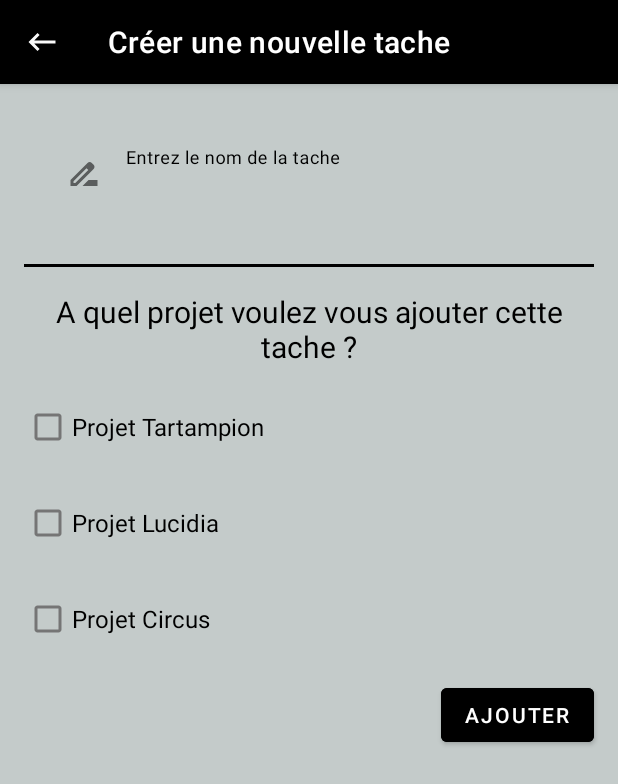
After one commit to Monokouma/P5-Todoc, an Android app: the CreateTaskActivity screen opened directly, with no data from a screen before it, on a phone screen of 412 x 824 dp. The commit adds this screen. Shown: the top 784 px of the screen. Run offline under Robolectric (Android 15) with nearby library versions, the phone set to English and light mode, and no system bars.

Commit message:
add create task activity + vm + vs

```diff
--- a/app/src/main/AndroidManifest.xml
+++ b/app/src/main/AndroidManifest.xml
@@ -15,6 +15,9 @@
         android:theme="@style/Theme.Todoc"
         tools:targetApi="31">
         <activity
+            android:name=".ui.create.CreateTaskActivity"
+            android:exported="false" />
+        <activity
             android:name=".ui.list.ListTaskActivity"
             android:exported="true">
             <intent-filter>
--- /dev/null
+++ b/app/src/main/java/com/monokoumacorporation/todoc/ui/create/CreateTaskActivity.java
@@ -0,0 +1,48 @@
+package com.monokoumacorporation.todoc.ui.create;
+
+import androidx.appcompat.app.AppCompatActivity;
+import androidx.appcompat.widget.Toolbar;
+import androidx.lifecycle.ViewModelProvider;
+
+import android.content.Context;
+import android.content.Intent;
+import android.os.Bundle;
+import android.widget.TextView;
+
+import com.google.android.material.button.MaterialButton;
+import com.google.android.material.checkbox.MaterialCheckBox;
+import com.google.android.material.textfield.TextInputEditText;
+import com.google.android.material.textfield.TextInputLayout;
+import com.monokoumacorporation.todoc.R;
+import com.monokoumacorporation.todoc.ui.list.ListTaskViewModel;
+import com.monokoumacorporation.todoc.utils.ViewModelFactory;
+
+public class CreateTaskActivity extends AppCompatActivity {
+
+    public static Intent navigate(Context c) {
+        Intent intent = new Intent(c, CreateTaskActivity.class);
+        return intent;
+    }
+
+    @Override
+    protected void onCreate(Bundle savedInstanceState) {
+        super.onCreate(savedInstanceState);
+        setContentView(R.layout.activity_create_task);
+        final CreateTaskViewModel createTaskViewModel = new ViewModelProvider(this, ViewModelFactory.getInstance()).get(CreateTaskViewModel.class);
+
+        Toolbar toolbar = findViewById(R.id.create_task_act_toolbar);
+        toolbar.setNavigationOnClickListener(view -> finish());
+
+        TextInputLayout taskTIL = findViewById(R.id.create_task_act_task_til);
+        TextInputEditText taskTIET = findViewById(R.id.create_task_act_task_tiet);
+
+        TextView noCheckBoxCheckedErrorTV = findViewById(R.id.create_task_act_error_checkbox_tv);
+        MaterialCheckBox tartampionChecBox = findViewById(R.id.create_task_act_task_tartampion_checkbox);
+        MaterialCheckBox lucidiaCheckBox = findViewById(R.id.create_task_act_task_lucidia_checkbox);
+        MaterialCheckBox circusCheckBox = findViewById(R.id.create_task_act_task_circus_checkbox);
+
+        MaterialButton addTaskButton = findViewById(R.id.create_task_act_add_task_button);
+
+
+    }
+}
--- /dev/null
+++ b/app/src/main/java/com/monokoumacorporation/todoc/ui/create/CreateTaskViewModel.java
@@ -0,0 +1,12 @@
+package com.monokoumacorporation.todoc.ui.create;
+
+import androidx.lifecycle.ViewModel;
+
+import com.monokoumacorporation.todoc.data.repository.TaskRepository;
+
+public class CreateTaskViewModel extends ViewModel {
+
+    public CreateTaskViewModel(TaskRepository taskRepository) {
+
+    }
+}
--- /dev/null
+++ b/app/src/main/java/com/monokoumacorporation/todoc/ui/create/CreateTaskViewState.java
@@ -0,0 +1,85 @@
+package com.monokoumacorporation.todoc.ui.create;
+
+import androidx.annotation.NonNull;
+import androidx.annotation.Nullable;
+
+import java.util.Objects;
+
+public class CreateTaskViewState {
+
+    @Nullable
+    private final String taskInputErrorMessage;
+
+    private final int checkboxErrorVisibility;
+
+    @NonNull
+    private final Boolean isTartampionCheckboxChecked;
+
+    @NonNull
+    private final Boolean isLucidiaCheckboxChecked;
+
+    @NonNull
+    private final Boolean isCircusCheckboxChecked;
+
+    public CreateTaskViewState(@Nullable String taskInputErrorMessage,
+                               int checkboxErrorVisibility,
+                               @NonNull Boolean isTartampionCheckboxChecked,
+                               @NonNull Boolean isLucidiaCheckboxChecked,
+                               @NonNull Boolean isCircusCheckboxChecked) {
+
+        this.taskInputErrorMessage = taskInputErrorMessage;
+        this.checkboxErrorVisibility = checkboxErrorVisibility;
+        this.isTartampionCheckboxChecked = isTartampionCheckboxChecked;
+        this.isLucidiaCheckboxChecked = isLucidiaCheckboxChecked;
+        this.isCircusCheckboxChecked = isCircusCheckboxChecked;
+    }
+
+    @Nullable
+    public String getTaskInputErrorMessage() {
+        return taskInputErrorMessage;
+    }
+
+    public int getCheckboxErrorVisibility() {
+        return checkboxErrorVisibility;
+    }
+
+    @NonNull
+    public Boolean getTartampionCheckboxChecked() {
+        return isTartampionCheckboxChecked;
+    }
+
+    @NonNull
+    public Boolean getLucidiaCheckboxChecked() {
+        return isLucidiaCheckboxChecked;
+    }
+
+    @NonNull
+    public Boolean getCircusCheckboxChecked() {
+        return isCircusCheckboxChecked;
+    }
+
+    @Override
+    public boolean equals(Object o) {
+        if (this == o) return true;
+        if (o == null || getClass() != o.getClass()) return false;
+        CreateTaskViewState that = (CreateTaskViewState) o;
+        return checkboxErrorVisibility == that.checkboxErrorVisibility && Objects.equals(taskInputErrorMessage, that.taskInputErrorMessage) && isTartampionCheckboxChecked.equals(that.isTartampionCheckboxChecked) && isLucidiaCheckboxChecked.equals(that.isLucidiaCheckboxChecked) && isCircusCheckboxChecked.equals(that.isCircusCheckboxChecked);
+    }
+
+    @Override
+    public int hashCode() {
+        return Objects.hash(taskInputErrorMessage, checkboxErrorVisibility, isTartampionCheckboxChecked, isLucidiaCheckboxChecked, isCircusCheckboxChecked);
+    }
+
+    @NonNull
+    @Override
+    public String toString() {
+        return "CreateTaskViewState{" +
+            "taskInputErrorMessage='" + taskInputErrorMessage + '\'' +
+            ", checkboxErrorVisibility=" + checkboxErrorVisibility +
+            ", isTartampionCheckboxChecked=" + isTartampionCheckboxChecked +
+            ", isLucidiaCheckboxChecked=" + isLucidiaCheckboxChecked +
+            ", isCircusCheckboxChecked=" + isCircusCheckboxChecked +
+            '}';
+    }
+}
--- /dev/null
+++ b/app/src/main/java/com/monokoumacorporation/todoc/ui/list/ListActivityViewStateItems.java
@@ -0,0 +1,4 @@
+package com.monokoumacorporation.todoc.ui.list;
+
+public class ListActivityViewStateItems {
+}
--- a/app/src/main/java/com/monokoumacorporation/todoc/ui/list/ListTaskActivity.java
+++ b/app/src/main/java/com/monokoumacorporation/todoc/ui/list/ListTaskActivity.java
@@ -1,17 +1,25 @@
 package com.monokoumacorporation.todoc.ui.list;
 
 import androidx.appcompat.app.AppCompatActivity;
+import androidx.lifecycle.ViewModelProvider;
 
 import android.os.Bundle;
 
+import com.google.android.material.floatingactionbutton.FloatingActionButton;
 import com.monokoumacorporation.todoc.R;
+import com.monokoumacorporation.todoc.ui.create.CreateTaskActivity;
+import com.monokoumacorporation.todoc.utils.ViewModelFactory;
 
 public class ListTaskActivity extends AppCompatActivity {
+
 
     @Override
     protected void onCreate(Bundle savedInstanceState) {
         super.onCreate(savedInstanceState);
         setContentView(R.layout.activity_list_task);
+        final ListTaskViewModel listTaskViewModel = new ViewModelProvider(this, ViewModelFactory.getInstance()).get(ListTaskViewModel.class);
 
+        FloatingActionButton floatingActionButton = findViewById(R.id.list_task_act_fab);
+        floatingActionButton.setOnClickListener(view -> startActivity(CreateTaskActivity.navigate(this)));
     }
 }
--- a/app/src/main/java/com/monokoumacorporation/todoc/utils/ViewModelFactory.java
+++ b/app/src/main/java/com/monokoumacorporation/todoc/utils/ViewModelFactory.java
@@ -6,6 +6,7 @@ import androidx.lifecycle.ViewModelProvider;
 
 import com.monokoumacorporation.todoc.data.model.Task;
 import com.monokoumacorporation.todoc.data.repository.TaskRepository;
+import com.monokoumacorporation.todoc.ui.create.CreateTaskViewModel;
 import com.monokoumacorporation.todoc.ui.list.ListTaskViewModel;
 
 
@@ -41,6 +42,10 @@ public class ViewModelFactory implements ViewModelProvider.Factory {
             return (T) new ListTaskViewModel(
                 taskRepository
             );
+        } else if (modelClass.isAssignableFrom(CreateTaskViewModel.class)) {
+               return (T) new CreateTaskViewModel(
+                   taskRepository
+               );
         }
         //else if (modelClass.isAssignableFrom(MeetingDetailsViewModel.class)) {
         //   return (T) new MeetingDetailsViewModel(
--- /dev/null
+++ b/app/src/main/res/drawable/ic_baseline_drive_file_rename_outline_24.xml
@@ -0,0 +1,5 @@
+<vector android:height="24dp" android:tint="#FAFAFA"
+    android:viewportHeight="24" android:viewportWidth="24"
+    android:width="24dp" xmlns:android="http://schemas.android.com/apk/res/android">
+    <path android:fillColor="@android:color/white" android:pathData="M18.41,5.8L17.2,4.59c-0.78,-0.78 -2.05,-0.78 -2.83,0l-2.68,2.68L3,15.96V20h4.04l8.74,-8.74 2.63,-2.63c0.79,-0.78 0.79,-2.05 0,-2.83zM6.21,18H5v-1.21l8.66,-8.66 1.21,1.21L6.21,18zM11,20l4,-4h6v4H11z"/>
+</vector>
--- /dev/null
+++ b/app/src/main/res/drawable/ic_baseline_keyboard_backspace_24.xml
@@ -0,0 +1,5 @@
+<vector android:autoMirrored="true" android:height="24dp"
+    android:tint="#FAFAFA" android:viewportHeight="24"
+    android:viewportWidth="24" android:width="24dp" xmlns:android="http://schemas.android.com/apk/res/android">
+    <path android:fillColor="@android:color/white" android:pathData="M21,11H6.83l3.58,-3.59L9,6l-6,6 6,6 1.41,-1.41L6.83,13H21z"/>
+</vector>
--- /dev/null
+++ b/app/src/main/res/layout/activity_create_task.xml
@@ -0,0 +1,150 @@
+<?xml version="1.0" encoding="utf-8"?>
+<androidx.constraintlayout.widget.ConstraintLayout xmlns:android="http://schemas.android.com/apk/res/android"
+    xmlns:app="http://schemas.android.com/apk/res-auto"
+    xmlns:tools="http://schemas.android.com/tools"
+    android:layout_width="match_parent"
+    android:layout_height="match_parent"
+    tools:context=".ui.create.CreateTaskActivity"
+    android:background="@color/silver_sand"
+    >
+
+    <com.google.android.material.appbar.AppBarLayout
+        android:id="@+id/create_task_act_app_bar"
+        android:layout_width="match_parent"
+        android:layout_height="wrap_content"
+        android:background="@color/black"
+        app:layout_constraintTop_toTopOf="parent"
+        app:layout_constraintEnd_toEndOf="parent"
+        app:layout_constraintStart_toStartOf="parent"
+        >
+
+        <androidx.appcompat.widget.Toolbar
+            android:id="@+id/create_task_act_toolbar"
+            android:layout_width="match_parent"
+            android:layout_height="wrap_content"
+            app:title="Créer une nouvelle tache"
+            app:titleTextColor="@color/white"
+            app:layout_scrollFlags="scroll|enterAlways"
+            app:navigationIcon="@drawable/ic_baseline_keyboard_backspace_24"
+            />
+
+    </com.google.android.material.appbar.AppBarLayout>
+
+    <com.google.android.material.textfield.TextInputLayout
+        android:id="@+id/create_task_act_task_til"
+        android:layout_width="0dp"
+        android:layout_height="wrap_content"
+        android:layout_margin="16dp"
+        app:boxBackgroundColor="@color/silver_sand"
+        app:boxStrokeColor="@color/silver_sand"
+        app:startIconDrawable="@drawable/ic_baseline_drive_file_rename_outline_24"
+        app:layout_constraintTop_toBottomOf="@id/create_task_act_app_bar"
+        app:layout_constraintStart_toStartOf="parent"
+        app:layout_constraintEnd_toEndOf="parent"
+        >
+
+        <com.google.android.material.textfield.TextInputEditText
+            android:id="@+id/create_task_act_task_tiet"
+            android:layout_width="match_parent"
+            android:layout_height="match_parent"
+            android:textColorHint="@color/black"
+            android:layout_margin="16dp"
+            android:hint="@string/entrez_le_nom_de_la_tache"
+            android:textColor="@color/black"
+            android:background="@color/silver_sand"
+            />
+
+    </com.google.android.material.textfield.TextInputLayout>
+
+    <com.google.android.material.divider.MaterialDivider
+        android:id="@+id/create_task_act_divider"
+        android:layout_width="0dp"
+        android:layout_height="wrap_content"
+
+        app:dividerColor="@color/black"
+        app:dividerThickness="2dp"
+        android:layout_margin="16dp"
+        app:layout_constraintTop_toBottomOf="@id/create_task_act_task_til"
+        app:layout_constraintStart_toStartOf="parent"
+        app:layout_constraintEnd_toEndOf="parent"
+        />
+
+    <TextView
+        android:id="@+id/create_task_act_for_which_project_add_task_tv"
+        android:layout_width="0dp"
+        android:layout_height="wrap_content"
+        android:textSize="20sp"
+        android:textAlignment="center"
+        android:textColor="@color/black"
+        android:layout_margin="16dp"
+        android:text="@string/a_quel_projet_voulez_vous_ajouter_cette_tache"
+        app:layout_constraintTop_toBottomOf="@id/create_task_act_divider"
+        app:layout_constraintStart_toStartOf="parent"
+        app:layout_constraintEnd_toEndOf="parent"
+        />
+
+    <TextView
+        android:id="@+id/create_task_act_error_checkbox_tv"
+        android:visibility="gone"
+        tools:visibility="visible"
+        android:layout_width="0dp"
+        android:layout_height="wrap_content"
+        android:textSize="16sp"
+        android:textAlignment="center"
+        android:textColor="@color/crimson_ua"
+        android:layout_margin="16dp"
+        android:text="Vous devez choisir un projet"
+        app:layout_constraintTop_toBottomOf="@id/create_task_act_for_which_project_add_task_tv"
+        app:layout_constraintStart_toStartOf="parent"
+        app:layout_constraintEnd_toEndOf="parent"
+        />
+
+    <com.google.android.material.checkbox.MaterialCheckBox
+        android:id="@+id/create_task_act_task_tartampion_checkbox"
+        android:layout_width="0dp"
+        android:layout_height="wrap_content"
+        android:text="@string/projet_tartampion"
+        android:textSize="16sp"
+        android:layout_margin="16dp"
+        app:layout_constraintTop_toBottomOf="@id/create_task_act_error_checkbox_tv"
+        app:layout_constraintStart_toStartOf="parent"
+        app:layout_constraintEnd_toEndOf="parent"
+        />
+
+    <com.google.android.material.checkbox.MaterialCheckBox
+        android:id="@+id/create_task_act_task_lucidia_checkbox"
+        android:layout_width="0dp"
+        android:layout_height="wrap_content"
+        android:text="@string/projet_lucidia"
+        android:layout_margin="16dp"
+        android:textSize="16sp"
+        app:layout_constraintTop_toBottomOf="@id/create_task_act_task_tartampion_checkbox"
+        app:layout_constraintStart_toStartOf="parent"
+        app:layout_constraintEnd_toEndOf="parent"
+        />
+
+    <com.google.android.material.checkbox.MaterialCheckBox
+        android:id="@+id/create_task_act_task_circus_checkbox"
+        android:layout_width="0dp"
+        android:layout_height="wrap_content"
+        android:text="@string/projet_circus"
+        android:layout_margin="16dp"
+        android:textSize="16sp"
+        app:layout_constraintTop_toBottomOf="@id/create_task_act_task_lucidia_checkbox"
+        app:layout_constraintStart_toStartOf="parent"
+        app:layout_constraintEnd_toEndOf="parent"
+        />
+
+    <com.google.android.material.button.MaterialButton
+        android:id="@+id/create_task_act_add_task_button"
+        android:layout_width="wrap_content"
+        android:layout_height="wrap_content"
+        android:backgroundTint="@color/black"
+        app:rippleColor="@color/white"
+        android:text="@string/ajouter"
+        android:layout_margin="16dp"
+        app:layout_constraintTop_toBottomOf="@id/create_task_act_task_circus_checkbox"
+        app:layout_constraintEnd_toEndOf="parent"
+        />
+
+</androidx.constraintlayout.widget.ConstraintLayout>
--- a/app/src/main/res/layout/activity_list_task.xml
+++ b/app/src/main/res/layout/activity_list_task.xml
@@ -5,6 +5,7 @@
     android:layout_width="match_parent"
     android:layout_height="match_parent"
     tools:context=".ui.list.ListTaskActivity"
+    android:background="@color/silver_sand"
     >
 
     <com.google.android.material.appbar.AppBarLayout
@@ -54,11 +55,13 @@
         />
 
     <com.google.android.material.floatingactionbutton.FloatingActionButton
+        android:id="@+id/list_task_act_fab"
         android:layout_width="wrap_content"
         android:layout_height="wrap_content"
         android:layout_margin="16dp"
         android:src="@drawable/ic_baseline_add_24"
         app:tint="@color/white"
+        app:rippleColor="@color/white"
         android:backgroundTint="@color/black"
         app:layout_constraintBottom_toBottomOf="parent"
         app:layout_constraintEnd_toEndOf="parent"
--- a/app/src/main/res/values/colors.xml
+++ b/app/src/main/res/values/colors.xml
@@ -8,4 +8,5 @@
     <color name="black">#FF000000</color>
     <color name="white">#FFFFFFFF</color>
     <color name="silver_sand">#C4CBCA</color>
+    <color name="crimson_ua">#A71D31</color>
 </resources>
--- a/app/src/main/res/values/strings.xml
+++ b/app/src/main/res/values/strings.xml
@@ -7,5 +7,11 @@
     <string name="sort_oldest_first">Les plus anciens d’abord</string>
     <string name="sort_recent_first">Les plus récents d’abord</string>
     <string name="no_task">Tu n’as aucune tâche à traiter</string>
+    <string name="projet_circus">Projet Circus</string>
+    <string name="projet_lucidia">Projet Lucidia</string>
+    <string name="projet_tartampion">Projet Tartampion</string>
+    <string name="a_quel_projet_voulez_vous_ajouter_cette_tache">A quel projet voulez vous ajouter cette tache ?</string>
+    <string name="entrez_le_nom_de_la_tache">Entrez le nom de la tache</string>
+    <string name="ajouter">Ajouter</string>
 
 </resources>
--- a/app/src/main/res/values/themes.xml
+++ b/app/src/main/res/values/themes.xml
@@ -2,7 +2,7 @@
     <!-- Base application theme. -->
     <style name="Theme.Todoc" parent="Theme.MaterialComponents.DayNight.NoActionBar">
         <!-- Primary brand color. -->
-        <item name="colorPrimary">@color/purple_500</item>
+        <item name="colorPrimary">@color/black</item>
         <item name="colorPrimaryVariant">@color/purple_700</item>
         <item name="colorOnPrimary">@color/white</item>
         <!-- Secondary brand color. -->
@@ -10,7 +10,7 @@
         <item name="colorSecondaryVariant">@color/teal_700</item>
         <item name="colorOnSecondary">@color/black</item>
         <!-- Status bar color. -->
-        <item name="android:statusBarColor" tools:targetApi="l">?attr/colorPrimaryVariant</item>
+        <item name="android:statusBarColor" tools:targetApi="l">@color/black</item>
         <!-- Customize your theme here. -->
     </style>
 </resources>
```
